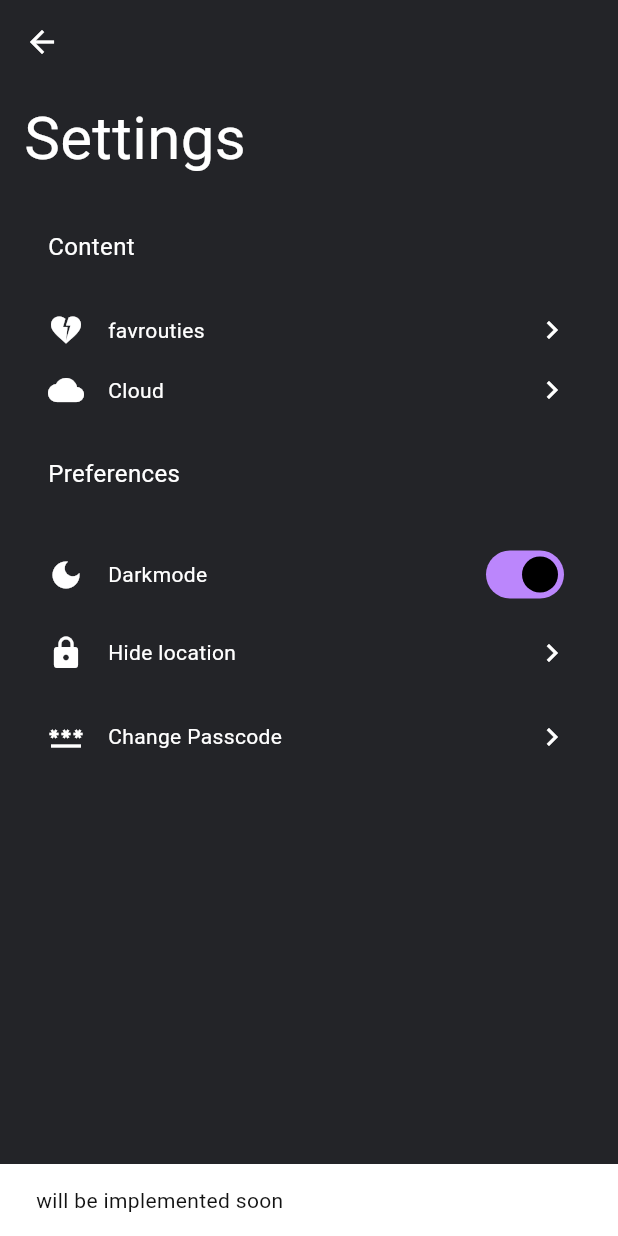
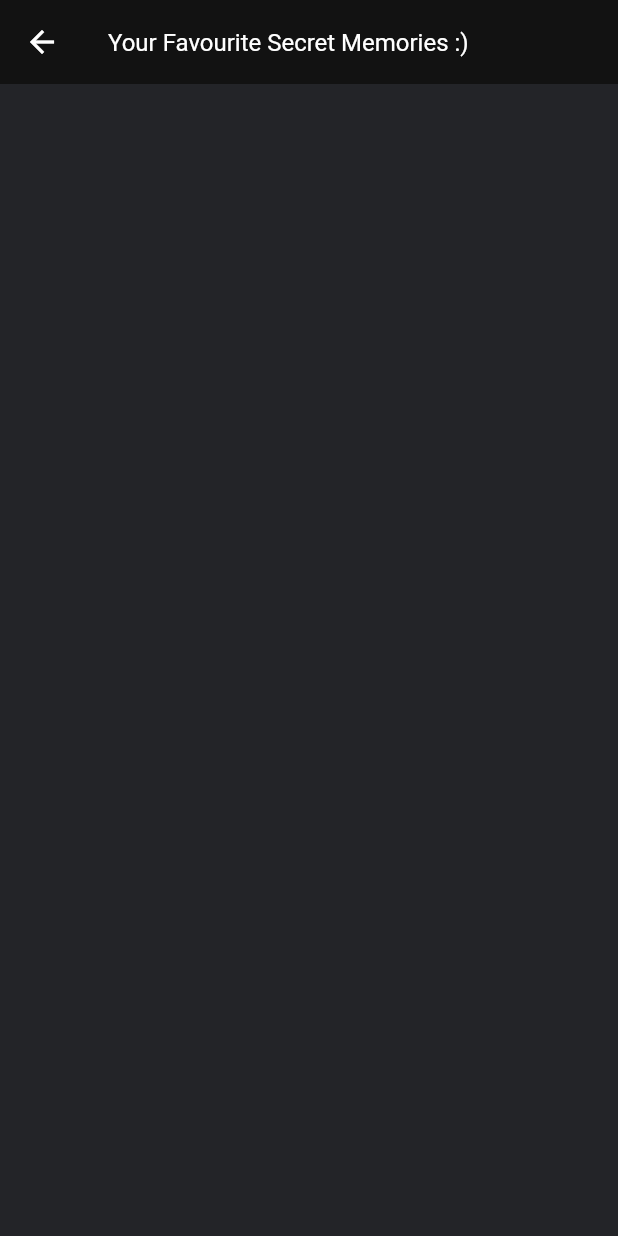
Before and after one commit to vishwatejaaverager/tictactoephotovideohider, a Flutter app: the SettingsScreen screen opened by its route, after a tap on "favrouties", on a phone screen of 412 x 824 dp. Run offline on Flutter 3.47's test engine with Material 2 defaults, Android fonts, the phone set to English and light mode, and no system bars; drawn by our look-alikes of flutter_onboarding_slider; our stand-ins replace device_preview, hive, hive_flutter, image_picker, page_transition, photo_view and 3 more; missing offline and left inert: flutter_screen_lock, flutter_windowmanager, gif_view, is_first_run, random_string_generator; accounts and stored records are empty.

Commit message:
fav completed

```diff
--- a/lib/app_routers.dart
+++ b/lib/app_routers.dart
@@ -8,6 +8,7 @@ import 'package:my_project_first/on_boarding/screens/on_boarding_screen.dart';
 import 'package:my_project_first/tic_tac_toe/screens/tic_tac_toe_screen.dart';
 import 'package:page_transition/page_transition.dart';
 
+import 'hide/gallery/screens/favourite_screen.dart';
 import 'hide/lock_screen/screens/lock_setting_screen.dart';
 
 class AppRouter {
@@ -15,6 +16,8 @@ class AppRouter {
     const PageTransitionType style = PageTransitionType.fade;
 
     switch (route.name) {
+      case FavouriteImageScreen.id:
+        return PageTransition(child: const FavouriteImageScreen(), type: style);
       case TictactoeScreen.id:
         return PageTransition(child: const TictactoeScreen(), type: style);
       case OnBoardingScreen.id:
--- /dev/null
+++ b/lib/boxes.dart
@@ -0,0 +1,5 @@
+import 'package:hive/hive.dart';
+
+class Boxes{
+  static Box<String> get getFavs=>Hive.box<String>('fav-path-box');
+}
--- /dev/null
+++ b/lib/hide/gallery/screens/favourite_screen.dart
@@ -0,0 +1,92 @@
+import 'dart:developer';
+import 'dart:io';
+
+import 'package:flutter/material.dart';
+import 'package:my_project_first/hide/gallery/screens/photo_view_gallery.dart';
+import 'package:my_project_first/hide/providers/gallery_provider.dart';
+import 'package:my_project_first/routes.dart';
+import 'package:provider/provider.dart';
+
+class FavouriteImageScreen extends StatefulWidget {
+  static const id = Routes.favScreen;
+  const FavouriteImageScreen({super.key});
+
+  @override
+  State<FavouriteImageScreen> createState() => _FavouriteImageScreenState();
+}
+
+class _FavouriteImageScreenState extends State<FavouriteImageScreen> {
+  late GalleryProvider galleryProvider;
+  @override
+  void initState() {
+    galleryProvider = Provider.of<GalleryProvider>(context, listen: false);
+    galleryProvider.getFavImagesFromFile();
+    super.initState();
+  }
+
+  @override
+  void didChangeDependencies() {
+    galleryProvider = Provider.of<GalleryProvider>(context, listen: false);
+    super.didChangeDependencies();
+  }
+
+  @override
+  Widget build(BuildContext context) {
+    return Scaffold(
+      appBar: AppBar(
+        title: const Text(
+          "Your Favourite Secret Memories :)",
+          style: TextStyle(fontSize: 16),
+        ),
+      ),
+      body: Consumer<GalleryProvider>(
+        builder: (_, __, ___) {
+          return Column(
+            children: [
+              Expanded(
+                child: Padding(
+                  padding: const EdgeInsets.all(8.0),
+                  child: GridView.builder(
+                      itemCount: __.favImagePaths.length,
+                      gridDelegate:
+                          const SliverGridDelegateWithFixedCrossAxisCount(
+                              crossAxisCount: 3,
+                              mainAxisSpacing: 4,
+                              crossAxisSpacing: 4),
+                      itemBuilder: (BuildContext context, int index) {
+                        File imag = File(__.favImagePaths[index]);
+                        if (__.favImagePaths.isEmpty) {
+                          log(__.favImagePaths[index].toString());
+                          return const Text("please do add images");
+                        } else {
+                          return InkWell(
+                            onTap: () {
+                              __.setCurrentImage(index);
+                              Navigator.push(
+                                  context,
+                                  MaterialPageRoute(
+                                      builder: ((context) => PhotoGallerView(
+                                            imageIndex: index,
+                                            images: __.favImagePaths,
+                                            itemCount: __.favImagePaths.length,
+                                          ))));
+                            },
+                            child: SizedBox(
+                              height: 100,
+                              child: Image.file(
+                                imag,
+                                fit: BoxFit.cover,
+                              ),
+                            ),
+                          );
+                        }
+                      }),
+                ),
+              ),
+            ],
+          );
+        },
+      ),
+    );
+  }
+}
--- a/lib/hide/gallery/screens/gallery_screen.dart
+++ b/lib/hide/gallery/screens/gallery_screen.dart
@@ -31,7 +31,7 @@ class _GalleryScreenState extends State<GalleryScreen> {
   void didChangeDependencies() {
     galleryProvider = Provider.of<GalleryProvider>(context, listen: false);
     WidgetsBinding.instance.addPostFrameCallback((_) {
-      //galleryProvider.getImageshive();
+      galleryProvider.getImagesFromFile();
       galleryProvider.blockScreenshots();
     });
     super.didChangeDependencies();
--- a/lib/hide/gallery/screens/photo_view_gallery.dart
+++ b/lib/hide/gallery/screens/photo_view_gallery.dart
@@ -28,6 +28,7 @@ class PhotoGallerView extends StatelessWidget {
               pageController: pageController,
               onPageChanged: (index) {
                 __.setCurrentImage(index);
+
               },
               itemCount: itemCount,
               builder: ((context, index) {
@@ -39,7 +40,7 @@ class PhotoGallerView extends StatelessWidget {
                         context: context,
                         builder: (context) {
                           return BottomSheetWidget(
-                            imageModell: img,
+                            imgFile: img,
                           );
                         },
                       );
--- a/lib/hide/profile_settings/screens/settings_screen.dart
+++ b/lib/hide/profile_settings/screens/settings_screen.dart
@@ -5,6 +5,7 @@ import 'package:my_project_first/utils/app_theme.dart';
 import 'package:my_project_first/utils/utils.dart';
 import 'package:provider/provider.dart';
 
+import '../../gallery/screens/favourite_screen.dart';
 import '../components/settings_heading_widget.dart';
 import '../components/settings_tile_widget.dart';
 
@@ -33,7 +34,6 @@ class _SettingsScreenState extends State<SettingsScreen> {
 
   @override
   Widget build(BuildContext context) {
-
     return Consumer<SettingsProvider>(
       builder: (_, __, ___) {
         return SafeArea(
@@ -71,7 +71,8 @@ class _SettingsScreenState extends State<SettingsScreen> {
                           text: "favrouties",
                           icon: const Icon(Icons.heart_broken),
                           onpressed: () {
-                            appToast(context, "will be implemented soon");
+                            Navigator.pushNamed(
+                                context, FavouriteImageScreen.id);
                           },
                         ),
                         sbh(16),
--- a/lib/main.dart
+++ b/lib/main.dart
@@ -18,8 +18,7 @@ void main() async {
   await Hive.initFlutter();
 
   await UserPreference.init();
-
-  //await Hive.openBox('image-box');
+  await Hive.openBox<String>('fav-path-box');
 
   runApp(DevicePreview(
       enabled: false,
--- a/lib/routes.dart
+++ b/lib/routes.dart
@@ -1,4 +1,5 @@
 class Routes {
+  static const String favScreen = 'fav_screen';
   static const String ticTacToeScreen = 'tic_tac_toe';
   static const String settingsScreen = 'settings_screen';
   static const String vaultScreen = 'vault_screen';
--- a/pubspec.yaml
+++ b/pubspec.yaml
@@ -53,6 +53,7 @@ dependencies:
   flutter_onboarding_slider: ^1.0.8
   gif_view: ^0.2.2
   toast: ^0.3.0
+  permission_handler: ^10.0.2
 
 
 dev_dependencies:
```
Also changed, not shown: lib/hide/gallery/components/bottom_sheet_widget.dart (+21 -12 lines), lib/hide/providers/gallery_provider.dart (+133 -4 lines), pubspec.lock, 2 other files.
